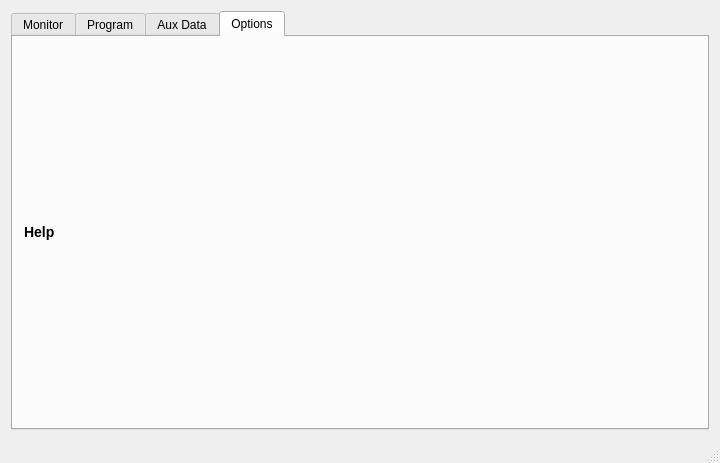
This is mainwindow.ui in simachewh/chamberControlPcGUIPT as Qt 5 draws it before an edit. The edited form follows.
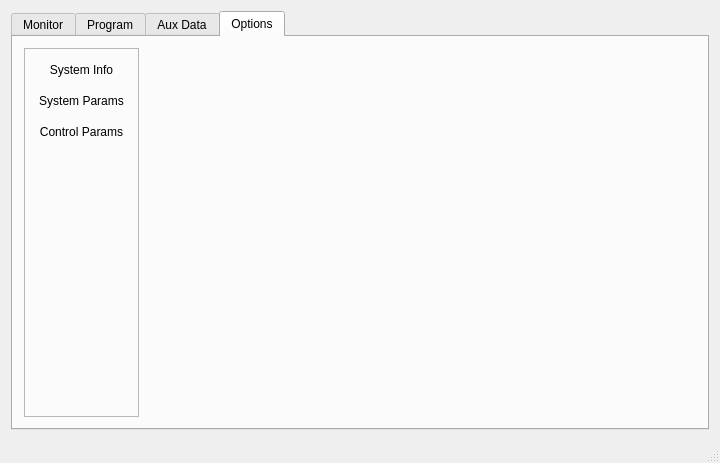
This is the edited form. The open tabs and pages were chosen to show the change. Icons and pictures are not drawn.

Commit message: Just before migrating options design to a new class

The edit to the form file:
```diff
--- a/mainwindow.ui
+++ b/mainwindow.ui
@@ -20,8 +20,14 @@
    <string>Climate Chamber</string>
   </property>
   <property name="windowIcon">
-   <iconset>
-    <normaloff>../../../../thesis/resources/temp_logo.png</normaloff>../../../../thesis/resources/temp_logo.png</iconset>
+   <iconset resource="res.qrc">
+    <normaloff>:/icons/images/technobothnia_logo.png</normaloff>:/icons/images/technobothnia_logo.png</iconset>
+  </property>
+  <property name="iconSize">
+   <size>
+    <width>98</width>
+    <height>24</height>
+   </size>
   </property>
   <widget class="QWidget" name="centralWidget">
    <property name="minimumSize">
@@ -709,12 +715,240 @@
         <attribute name="title">
          <string>Options</string>
         </attribute>
-        <layout class="QGridLayout" name="gridLayout_14">
+        <layout class="QGridLayout" name="gridLayout_7">
+         <item row="0" column="1">
+          <layout class="QGridLayout" name="optionsTabGridLayout">
+           <item row="1" column="1">
+            <widget class="QStackedWidget" name="optionsStackedWidget">
+             <property name="sizePolicy">
+              <sizepolicy hsizetype="Preferred" vsizetype="Preferred">
+               <horstretch>0</horstretch>
+               <verstretch>0</verstretch>
+              </sizepolicy>
+             </property>
+             <property name="currentIndex">
+              <number>0</number>
+             </property>
+             <widget class="QWidget" name="systemInfoPage"/>
+             <widget class="QWidget" name="systemParamsPage"/>
+            </widget>
+           </item>
+          </layout>
+         </item>
          <item row="0" column="0">
-          <widget class="QLabel" name="labelHelp">
-           <property name="text">
-            <string>&lt;h3&gt;Help&lt;/h3&gt;</string>
+          <widget class="QFrame" name="frame">
+           <property name="sizePolicy">
+            <sizepolicy hsizetype="Preferred" vsizetype="Preferred">
+             <horstretch>0</horstretch>
+             <verstretch>0</verstretch>
+            </sizepolicy>
            </property>
+           <property name="frameShape">
+            <enum>QFrame::StyledPanel</enum>
+           </property>
+           <property name="frameShadow">
+            <enum>QFrame::Raised</enum>
+           </property>
+           <layout class="QVBoxLayout" name="verticalLayout_2">
+            <item>
+             <widget class="QPushButton" name="sysInfoPushButton">
+              <property name="sizePolicy">
+               <sizepolicy hsizetype="Preferred" vsizetype="Preferred">
+                <horstretch>0</horstretch>
+                <verstretch>0</verstretch>
+               </sizepolicy>
+              </property>
+              <property name="layoutDirection">
+               <enum>Qt::LeftToRight</enum>
+              </property>
+              <property name="styleSheet">
+               <string notr="true">QPushButton
+{
+	text-align: bottom center;
+	padding: 3px;
+	border: none;
+}
+
+QPushButton:hover:!pressed
+{
+	border: none;
+	background-color: qlineargradient(spread:pad, x1:0.541, y1:1, x2:0.530278, y2:0.188, stop:0 rgba(255, 255, 255, 255), 		stop:0.444976 rgba(212, 230, 226, 255), stop:0.827751 	rgba(229, 240, 238, 255));
+	border-style: outset;
+}
+
+QPushButton:flat
+{
+	border: none;
+}
+</string>
+              </property>
+              <property name="text">
+               <string>System Info</string>
+              </property>
+              <property name="icon">
+               <iconset resource="res.qrc">
+                <normaloff>:/icons/images/info.png</normaloff>:/icons/images/info.png</iconset>
+              </property>
+              <property name="iconSize">
+               <size>
+                <width>48</width>
+                <height>48</height>
+               </size>
+              </property>
+              <property name="checkable">
+               <bool>true</bool>
+              </property>
+              <property name="checked">
+               <bool>true</bool>
+              </property>
+              <property name="flat">
+               <bool>true</bool>
+              </property>
+             </widget>
+            </item>
+            <item>
+             <spacer name="verticalSpacer_5">
+              <property name="orientation">
+               <enum>Qt::Vertical</enum>
+              </property>
+              <property name="sizeType">
+               <enum>QSizePolicy::Fixed</enum>
+              </property>
+              <property name="sizeHint" stdset="0">
+               <size>
+                <width>20</width>
+                <height>5</height>
+               </size>
+              </property>
+             </spacer>
+            </item>
+            <item>
+             <widget class="QPushButton" name="sysParamPushButton">
+              <property name="sizePolicy">
+               <sizepolicy hsizetype="Preferred" vsizetype="Preferred">
+                <horstretch>0</horstretch>
+                <verstretch>0</verstretch>
+               </sizepolicy>
+              </property>
+              <property name="styleSheet">
+               <string notr="true">QPushButton
+{
+	text-align: bottom center;
+	padding: 3px;
+	border: none;
+}
+
+QPushButton:hover:!pressed
+{
+  border: 1px solid white;
+	background-color: qlineargradient(spread:pad, x1:0.541, y1:1, x2:0.530278, y2:0.188, stop:0 rgba(255, 255, 255, 255), stop:0.444976 rgba(212, 230, 226, 255), stop:0.827751 rgba(229, 240, 238, 255));
+}
+
+QPushButton:flat
+{
+	border: none;
+}
+</string>
+              </property>
+              <property name="text">
+               <string>System Params</string>
+              </property>
+              <property name="icon">
+               <iconset resource="res.qrc">
+                <normaloff>:/icons/images/settings.png</normaloff>:/icons/images/settings.png</iconset>
+              </property>
+              <property name="iconSize">
+               <size>
+                <width>48</width>
+                <height>48</height>
+               </size>
+              </property>
+              <property name="checkable">
+               <bool>true</bool>
+              </property>
+              <property name="flat">
+               <bool>true</bool>
+              </property>
+             </widget>
+            </item>
+            <item>
+             <spacer name="verticalSpacer_4">
+              <property name="orientation">
+               <enum>Qt::Vertical</enum>
+              </property>
+              <property name="sizeType">
+               <enum>QSizePolicy::Fixed</enum>
+              </property>
+              <property name="sizeHint" stdset="0">
+               <size>
+                <width>20</width>
+                <height>5</height>
+               </size>
+              </property>
+             </spacer>
+            </item>
+            <item>
+             <widget class="QPushButton" name="controlParamPushButton">
+              <property name="sizePolicy">
+               <sizepolicy hsizetype="Preferred" vsizetype="Preferred">
+                <horstretch>0</horstretch>
+                <verstretch>0</verstretch>
+               </sizepolicy>
+              </property>
+              <property name="styleSheet">
+               <string notr="true">QPushButton
+{
+	text-align: bottom center;
+	padding: 3px;
+	border: none;
+}
+
+QPushButton:hover:!pressed
+{
+  	border: 1px solid white;
+	background-color: qlineargradient(spread:pad, x1:0.541, y1:1, x2:0.530278, y2:0.188, stop:0 rgba(255, 255, 255, 255), stop:0.444976 rgba(212, 230, 226, 255), stop:0.827751 rgba(229, 240, 238, 255));
+}
+
+QPushButton:flat
+{
+	border: none;
+}</string>
+              </property>
+              <property name="text">
+               <string>Control Params</string>
+              </property>
+              <property name="icon">
+               <iconset resource="res.qrc">
+                <normaloff>:/icons/images/control.png</normaloff>:/icons/images/control.png</iconset>
+              </property>
+              <property name="iconSize">
+               <size>
+                <width>48</width>
+                <height>48</height>
+               </size>
+              </property>
+              <property name="checkable">
+               <bool>true</bool>
+              </property>
+              <property name="flat">
+               <bool>true</bool>
+              </property>
+             </widget>
+            </item>
+            <item>
+             <spacer name="verticalSpacer_3">
+              <property name="orientation">
+               <enum>Qt::Vertical</enum>
+              </property>
+              <property name="sizeHint" stdset="0">
+               <size>
+                <width>20</width>
+                <height>40</height>
+               </size>
+              </property>
+             </spacer>
+            </item>
+           </layout>
           </widget>
          </item>
         </layout>
```
Left out of the diff: 28 changed lines with no effect on the pictures. The commit also changes 11 other files.
